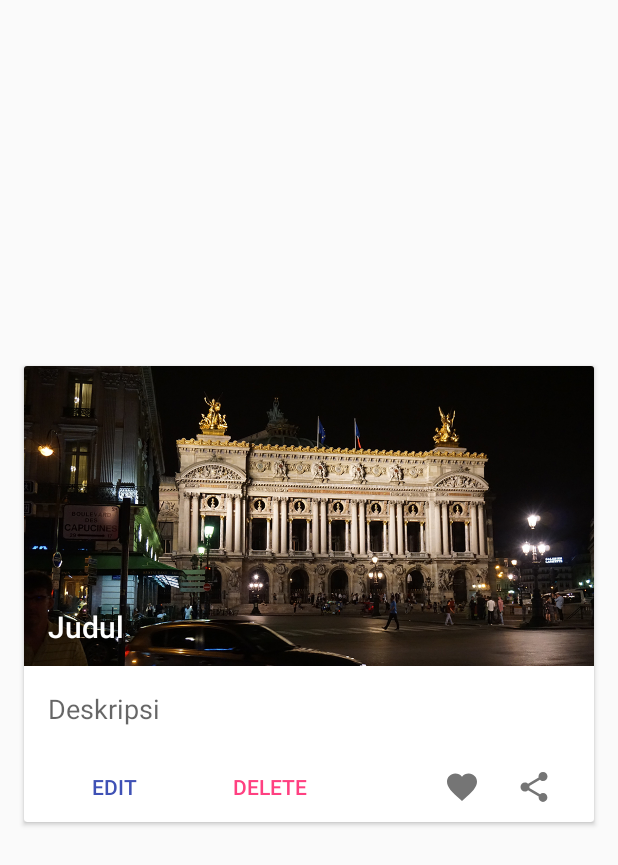
After one commit to sasnahapsari/RecyclerView3, an Android app: the layout item_list.xml on its own in the app's theme, with its tools: preview values and no code run, on a phone screen of 412 x 824 dp. The commit adds this screen. Shown: the top 865 px of the screen. Run offline under Robolectric (Android 15) with nearby library versions, the phone set to English and light mode, and no system bars.

Commit message:
RecyclerView List Card

```diff
--- a/app/build.gradle
+++ b/app/build.gradle
@@ -20,11 +20,13 @@ android {
 }
 
 dependencies {
-    compile fileTree(dir: 'libs', include: ['*.jar'])
+    compile fileTree(include: ['*.jar'], dir: 'libs')
     androidTestCompile('com.android.support.test.espresso:espresso-core:2.2.2', {
         exclude group: 'com.android.support', module: 'support-annotations'
     })
     compile 'com.android.support:appcompat-v7:24.2.1'
     compile 'com.android.support:design:24.2.1'
     testCompile 'junit:junit:4.12'
+    compile 'com.android.support:recyclerview-v7:25.0.0'
+    compile 'com.android.support:cardview-v7:25.0.0'
 }
--- /dev/null
+++ b/app/src/main/res/drawable/ic_favorite_black_24dp.xml
@@ -0,0 +1,9 @@
+<vector xmlns:android="http://schemas.android.com/apk/res/android"
+    android:width="24dp"
+    android:height="24dp"
+    android:viewportHeight="24.0"
+    android:viewportWidth="24.0">
+    <path
+        android:fillColor="#FF000000"
+        android:pathData="M12,21.35l-1.45,-1.32C5.4,15.36 2,12.28 2,8.5 2,5.42 4.42,3 7.5,3c1.74,0 3.41,0.81 4.5,2.09C13.09,3.81 14.76,3 16.5,3 19.58,3 22,5.42 22,8.5c0,3.78 -3.4,6.86 -8.55,11.54L12,21.35z" />
+</vector>
--- /dev/null
+++ b/app/src/main/res/drawable/ic_share_black_24dp.xml
@@ -0,0 +1,9 @@
+<vector xmlns:android="http://schemas.android.com/apk/res/android"
+    android:width="24dp"
+    android:height="24dp"
+    android:viewportHeight="24.0"
+    android:viewportWidth="24.0">
+    <path
+        android:fillColor="#FF000000"
+        android:pathData="M18,16.08c-0.76,0 -1.44,0.3 -1.96,0.77L8.91,12.7c0.05,-0.23 0.09,-0.46 0.09,-0.7s-0.04,-0.47 -0.09,-0.7l7.05,-4.11c0.54,0.5 1.25,0.81 2.04,0.81 1.66,0 3,-1.34 3,-3s-1.34,-3 -3,-3 -3,1.34 -3,3c0,0.24 0.04,0.47 0.09,0.7L8.04,9.81C7.5,9.31 6.79,9 6,9c-1.66,0 -3,1.34 -3,3s1.34,3 3,3c0.79,0 1.5,-0.31 2.04,-0.81l7.12,4.16c-0.05,0.21 -0.08,0.43 -0.08,0.65 0,1.61 1.31,2.92 2.92,2.92 1.61,0 2.92,-1.31 2.92,-2.92s-1.31,-2.92 -2.92,-2.92z" />
+</vector>
--- /dev/null
+++ b/app/src/main/res/layout/item_list.xml
@@ -0,0 +1,90 @@
+<?xml version="1.0" encoding="utf-8"?>
+<android.support.v7.widget.CardView xmlns:android="http://schemas.android.com/apk/res/android"
+    xmlns:app="http://schemas.android.com/apk/res-auto"
+    xmlns:tools="http://schemas.android.com/tools"
+    android:id="@+id/cardView"
+    android:layout_width="match_parent"
+    android:layout_height="304dp"
+    android:layout_gravity="center"
+    android:layout_marginBottom="@dimen/activity_vertical_margin"
+    android:layout_marginLeft="@dimen/activity_horizontal_margin"
+    android:layout_marginRight="@dimen/activity_horizontal_margin"
+    android:foreground="?attr/selectableItemBackground">
+
+    <RelativeLayout
+        android:layout_width="match_parent"
+        android:layout_height="wrap_content">
+
+        <ImageView
+            android:id="@+id/imageView"
+            android:layout_width="match_parent"
+            android:layout_height="200dp"
+            android:scaleType="centerCrop"
+            tools:src="@drawable/a" />
+
+        <TextView
+            android:id="@+id/textViewJudul"
+            android:layout_width="match_parent"
+            android:layout_height="40dp"
+            android:layout_alignBottom="@+id/imageView"
+            android:layout_marginLeft="16dp"
+            android:textAppearance="@style/TextAppearance.AppCompat.Title"
+            android:textColor="@android:color/white"
+            tools:text="Judul" />
+
+        <TextView
+            android:id="@+id/textViewDeskripsi"
+            android:layout_width="match_parent"
+            android:layout_height="wrap_content"
+            android:layout_below="@+id/imageView"
+            android:ellipsize="end"
+            android:maxLines="1"
+            android:padding="16dp"
+            android:textAppearance="@style/TextAppearance.AppCompat.Medium"
+            tools:text="Deskripsi" />
+
+        <Button
+            android:id="@+id/buttonEdit"
+            style="?android:attr/borderlessButtonStyle"
+            android:layout_width="wrap_content"
+            android:layout_height="wrap_content"
+            android:layout_below="@+id/textViewDeskripsi"
+            android:layout_marginLeft="16dp"
+            android:text="EDIT"
+            android:textColor="?attr/colorPrimary" />
+
+        <Button
+            android:id="@+id/buttonDelete"
+            style="?android:attr/borderlessButtonStyle"
+            android:layout_width="wrap_content"
+            android:layout_height="wrap_content"
+            android:layout_below="@+id/textViewDeskripsi"
+            android:layout_marginLeft="16dp"
+            android:layout_toRightOf="@+id/buttonEdit"
+            android:text="DELETE"
+            android:textColor="?attr/colorAccent" />
+
+        <ImageButton
+            android:id="@+id/buttonFavorite"
+            style="?android:attr/borderlessButtonStyle"
+            android:layout_width="48dp"
+            android:layout_height="48dp"
+            android:layout_below="@+id/textViewDeskripsi"
+            android:layout_toLeftOf="@+id/buttonShare"
+            android:tint="#757575"
+            app:srcCompat="@drawable/ic_favorite_black_24dp" />
+
+        <ImageButton
+            android:id="@+id/buttonShare"
+            style="?android:attr/borderlessButtonStyle"
+            android:layout_width="48dp"
+            android:layout_height="48dp"
+            android:layout_alignParentRight="true"
+            android:layout_below="@+id/textViewDeskripsi"
+            android:layout_marginRight="16dp"
+            android:tint="#757575"
+            app:srcCompat="@drawable/ic_share_black_24dp" />
+
+    </RelativeLayout>
+
+</android.support.v7.widget.CardView>
```
Also changed, not shown: app/src/main/java/id/sch/smktelkom_mlg/learn/recyclerview3/MainActivity.java (+37 -0 lines), app/src/main/java/id/sch/smktelkom_mlg/learn/recyclerview3/adapter/HotelAdapter.java (added, +56 -0 lines), app/src/main/java/id/sch/smktelkom_mlg/learn/recyclerview3/model/Hotel.java (added, +16 -0 lines), app/src/main/res/drawable/ic_add_black_24dp.xml (added, +9 -0 lines), app/src/main/res/drawable/ic_camera_black_24dp.xml (added, +9 -0 lines), app/src/main/res/drawable/ic_search_black_24dp.xml (added, +9 -0 lines), app/src/main/res/layout/content_main.xml (+6 -12 lines), app/src/main/res/values/arrays.xml (added, +95 -0 lines), app/src/main/res/drawable/a.png (added), app/src/main/res/drawable/c.png (added), app/src/main/res/drawable/d.png (added), app/src/main/res/drawable/e.png (added), app/src/main/res/drawable/f.png (added), 1 other file.
